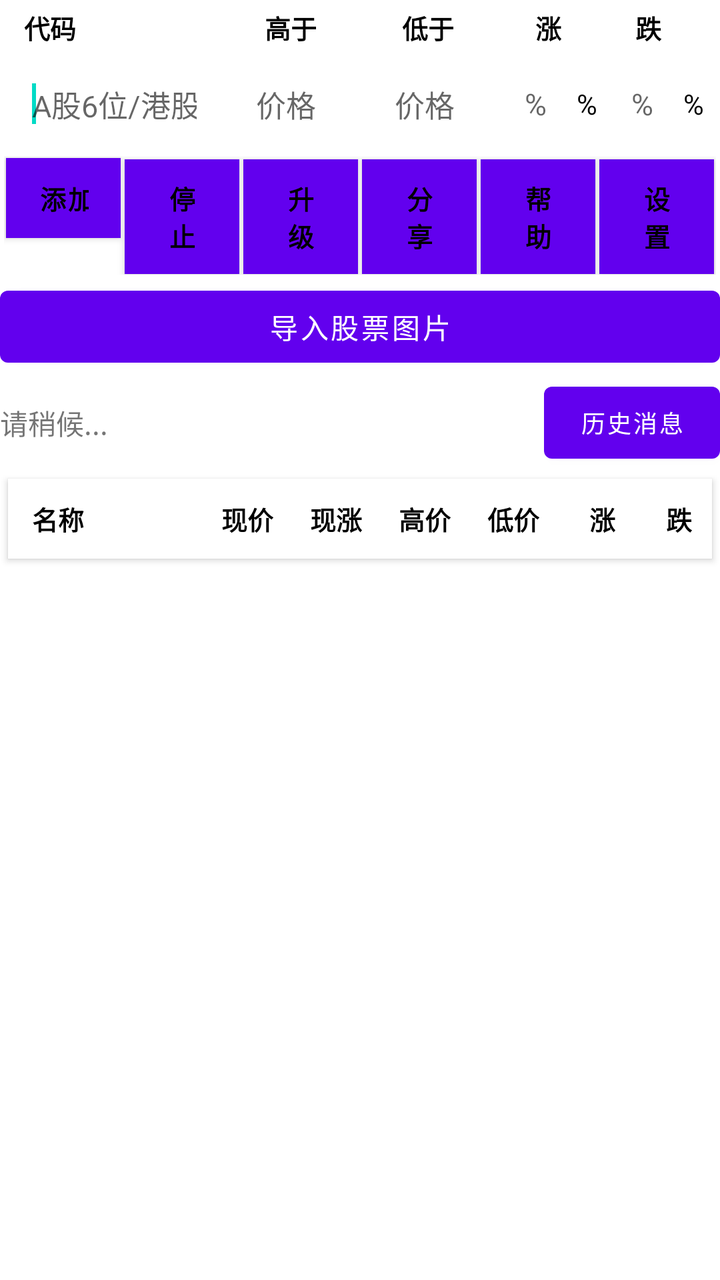
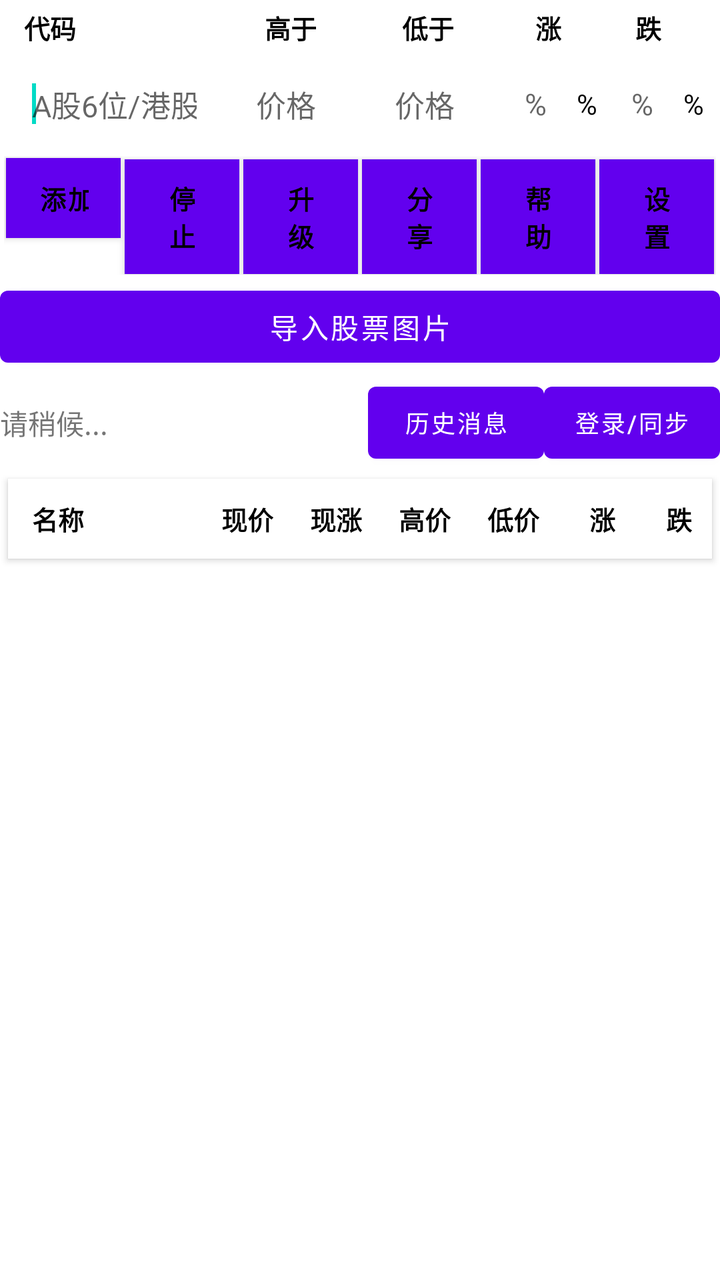

Screens rendered from an Android XML layout before and after an edit, with the pre-edit source and the edit as a unified diff.
<!-- AndroidManifest.xml: fallback theme Theme.MaterialComponents.DayNight.NoActionBar -->
<!-- res/layout/main.xml -->
<?xml version="1.0" encoding="utf-8"?>
<LinearLayout xmlns:android="http://schemas.android.com/apk/res/android"
	android:layout_width="fill_parent"
	android:layout_height="fill_parent"
	android:orientation="vertical"
	android:windowSoftInputMode="stateHidden"
	android:fitsSystemWindows="true">

	<LinearLayout
		android:id="@+id/header_controls_container"
		android:layout_width="fill_parent"
		android:layout_height="wrap_content"
		android:orientation="vertical"
		android:visibility="visible">

		
		<LinearLayout
			android:layout_width="fill_parent"
			android:layout_height="wrap_content"
			android:layout_weight="0"
			android:orientation="horizontal"
			android:paddingTop="4dp"
			android:paddingBottom="2dp"
			android:paddingLeft="8dp"
			android:paddingRight="8dp"
			android:visibility="visible"
			android:minHeight="28dp"
			android:background="#FFFFFF">

			<TextView
				android:layout_width="0dp"
				android:layout_height="wrap_content"
				android:layout_weight="1.2"
				android:text="代码"
				android:textSize="13sp"
				android:textStyle="bold"
				android:textColor="#000000"
				android:gravity="left"
				android:paddingLeft="4dp" />

		<TextView
			android:layout_width="0dp"
			android:layout_height="wrap_content"
			android:layout_weight="0.8"
			android:text="高于"
			android:textSize="13sp"
			android:textStyle="bold"
			android:textColor="#000000"
			android:gravity="center"
			android:paddingLeft="4dp"
			android:paddingRight="4dp" />

		<TextView
			android:layout_width="0dp"
			android:layout_height="wrap_content"
			android:layout_weight="0.8"
			android:text="低于"
			android:textSize="13sp"
			android:textStyle="bold"
			android:textColor="#000000"
			android:gravity="center"
			android:paddingLeft="4dp"
			android:paddingRight="4dp" />

		<TextView
			android:layout_width="0dp"
			android:layout_height="wrap_content"
			android:layout_weight="0.6"
			android:text="涨"
			android:textSize="13sp"
			android:textStyle="bold"
			android:textColor="#000000"
			android:gravity="center"
			android:paddingLeft="4dp"
			android:paddingRight="4dp" />

		<TextView
			android:layout_width="0dp"
			android:layout_height="wrap_content"
			android:layout_weight="0.6"
			android:text="跌"
			android:textSize="13sp"
			android:textStyle="bold"
			android:textColor="#000000"
			android:gravity="center"
			android:paddingRight="4dp" />

		</LinearLayout>

		
		<LinearLayout
			android:layout_width="fill_parent"
			android:layout_height="wrap_content"
			android:layout_weight="0"
			android:orientation="horizontal"
			android:paddingTop="4dp"
			android:paddingBottom="4dp"
			android:paddingLeft="8dp"
			android:paddingRight="8dp"
			android:visibility="visible"
			android:minHeight="44dp"
			android:background="#FFFFFF"
			android:gravity="center_vertical">

		<EditText
			android:id="@+id/edit_stock_code"
			android:layout_width="0dp"
			android:layout_height="wrap_content"
			android:layout_weight="1.2"
			android:ems="6"
			android:imeOptions="actionNone"
			android:inputType="textNoSuggestions"
			android:maxLength="10"
			android:maxLines="1"
			android:minHeight="40dp"
			android:singleLine="true"
			android:textSize="15sp"
			android:textColor="#000000"
			android:background="#FFFFFF"
			android:padding="8dp"
			android:layout_marginRight="4dp"
			android:hint="A股6位/港股00700或hk00700">
			<requestFocus />
		</EditText>

		<EditText
			android:id="@+id/edit_price_h"
			android:layout_width="0dp"
			android:layout_height="wrap_content"
			android:layout_weight="0.8"
			android:ems="6"
			android:inputType="number|numberDecimal"
			android:minHeight="40dp"
			android:textSize="15sp"
			android:textColor="#000000"
			android:background="#FFFFFF"
			android:padding="8dp"
			android:gravity="center"
			android:layout_marginRight="4dp"
			android:hint="价格" />

		<EditText
			android:id="@+id/edit_price_l"
			android:layout_width="0dp"
			android:layout_height="wrap_content"
			android:layout_weight="0.8"
			android:ems="6"
			android:inputType="number|numberDecimal"
			android:minHeight="40dp"
			android:textSize="15sp"
			android:textColor="#000000"
			android:background="#FFFFFF"
			android:padding="8dp"
			android:gravity="center"
			android:layout_marginRight="4dp"
			android:hint="价格" />

		<LinearLayout
			android:layout_width="0dp"
			android:layout_height="wrap_content"
			android:layout_weight="0.6"
			android:orientation="horizontal"
			android:gravity="center"
			android:layout_marginRight="4dp">
			
			<EditText
				android:id="@+id/edit_rise"
				android:layout_width="0dp"
				android:layout_height="wrap_content"
				android:layout_weight="1"
				android:ems="2"
				android:inputType="number"
				android:maxLength="2"
				android:minHeight="40dp"
				android:textSize="15sp"
				android:textColor="#000000"
				android:background="#FFFFFF"
				android:padding="8dp"
				android:gravity="center"
				android:hint="%" />
			
			<TextView
				android:layout_width="wrap_content"
				android:layout_height="wrap_content"
				android:text="%"
				android:textSize="14sp"
				android:textColor="#000000"
				android:gravity="center_vertical"
				android:paddingLeft="2dp" />
		</LinearLayout>

		<LinearLayout
			android:layout_width="0dp"
			android:layout_height="wrap_content"
			android:layout_weight="0.6"
			android:orientation="horizontal"
			android:gravity="center">
			
			<EditText
				android:id="@+id/edit_drop"
				android:layout_width="0dp"
				android:layout_height="wrap_content"
				android:layout_weight="1"
				android:ems="2"
				android:inputType="numberSigned"
				android:maxLength="2"
				android:minHeight="40dp"
				android:textSize="15sp"
				android:textColor="#000000"
				android:background="#FFFFFF"
				android:padding="8dp"
				android:gravity="center"
				android:hint="%" />
			
			<TextView
				android:layout_width="wrap_content"
				android:layout_height="wrap_content"
				android:text="%"
				android:textSize="14sp"
				android:textColor="#000000"
				android:gravity="center_vertical"
				android:paddingLeft="2dp" />
		</LinearLayout>

		</LinearLayout>


		<LinearLayout
			android:layout_width="fill_parent"
			android:layout_height="wrap_content"
			android:layout_weight="0"
			android:orientation="horizontal"
			android:padding="2dp"
			android:visibility="visible">

		<Button
			android:id="@+id/btn_submit"
			android:layout_width="0dp"
			android:layout_height="wrap_content"
			android:layout_weight="1"
			android:minHeight="40dp"
			android:text="添加预警"
			android:textSize="13sp"
			android:textStyle="bold"
			android:singleLine="true"
			android:ellipsize="none"
			android:layout_margin="1dp"
			android:background="#FFFFFF"
			android:textColor="#000000" />

		<Button
			android:id="@+id/btn_stop"
			android:layout_width="0dp"
			android:layout_height="wrap_content"
			android:layout_weight="1"
			android:minHeight="40dp"
			android:text="停止"
			android:textSize="13sp"
			android:textStyle="bold"
			android:layout_margin="1dp"
			android:background="#FFFFFF"
			android:textColor="#000000" />

		<Button
			android:id="@+id/btn_test"
			android:layout_width="0dp"
			android:layout_height="wrap_content"
			android:layout_weight="1"
			android:minHeight="40dp"
			android:text="升级"
			android:textSize="13sp"
			android:textStyle="bold"
			android:layout_margin="1dp"
			android:background="#FFFFFF"
			android:textColor="#000000" />

		<Button
			android:id="@+id/btn_share"
			android:layout_width="0dp"
			android:layout_height="wrap_content"
			android:layout_weight="1"
			android:minHeight="40dp"
			android:text="分享"
			android:textSize="13sp"
			android:textStyle="bold"
			android:layout_margin="1dp"
			android:background="#FFFFFF"
			android:textColor="#000000" />

		<Button
			android:id="@+id/btn_help"
			android:layout_width="0dp"
			android:layout_height="wrap_content"
			android:layout_weight="1"
			android:minHeight="40dp"
			android:text="帮助"
			android:textSize="13sp"
			android:textStyle="bold"
			android:layout_margin="1dp"
			android:background="#FFFFFF"
			android:textColor="#000000" />

		<Button
			android:id="@+id/btn_settings"
			android:layout_width="0dp"
			android:layout_height="wrap_content"
			android:layout_weight="1"
			android:minHeight="40dp"
			android:text="设置"
			android:textSize="13sp"
			android:textStyle="bold"
			android:layout_margin="1dp"
			android:background="#FFFFFF"
			android:textColor="#000000" />

		</LinearLayout>

		<LinearLayout
			android:layout_width="fill_parent"
			android:layout_height="wrap_content"
			android:layout_weight="0"
			android:orientation="horizontal"
			android:visibility="visible">

			<Button
				android:id="@+id/btn_import_image"
				android:layout_width="fill_parent"
				android:layout_height="wrap_content"
				android:layout_weight="1"
				android:text="导入股票图片" />

		</LinearLayout>

	</LinearLayout>

	<LinearLayout
		android:layout_width="fill_parent"
		android:layout_height="0dp"
		android:layout_weight="1"
		android:orientation="vertical">


		<LinearLayout
			android:layout_width="fill_parent"
			android:layout_height="48dp"
			android:orientation="horizontal">

			<TextView
				android:id="@+id/edit_stock_info"
				android:layout_width="0dp"
				android:layout_height="fill_parent"
				android:layout_weight="1"
				android:text="请稍候..."
				android:gravity="center_vertical" />

			<Button
				android:id="@+id/btn_history"
				android:layout_width="wrap_content"
				android:layout_height="fill_parent"
				android:text="历史消息"
				android:textSize="12sp"
				android:gravity="center"
				android:paddingLeft="8dp"
				android:paddingRight="8dp" />

		</LinearLayout>

		
		<LinearLayout
			android:id="@+id/ItemHighTitle"
			android:layout_width="fill_parent"
			android:layout_height="wrap_content"
			android:orientation="horizontal"
			android:minHeight="40dp"
			android:padding="8dp"
			android:paddingTop="10dp"
			android:paddingBottom="10dp"
			android:background="#FFFFFF"
			android:layout_marginLeft="4dp"
			android:layout_marginRight="4dp"
			android:layout_marginTop="4dp"
			android:layout_marginBottom="4dp"
			android:gravity="center_vertical"
			android:elevation="2dp">
			
			
			<TextView
				android:id="@+id/header_sort_name"
				android:layout_width="0dp"
				android:layout_height="wrap_content"
				android:layout_weight="1.2"
				android:text="名称"
				android:textSize="13sp"
				android:textStyle="bold"
				android:textColor="#000000"
				android:singleLine="true"
				android:clickable="true"
				android:focusable="true"
				android:paddingLeft="4dp"
				android:paddingRight="2dp" />
			
			
			<TextView
				android:id="@+id/header_sort_price"
				android:layout_width="0dp"
				android:layout_height="wrap_content"
				android:layout_weight="0.8"
				android:text="现价"
				android:textSize="13sp"
				android:textStyle="bold"
				android:textColor="#000000"
				android:gravity="right"
				android:singleLine="true"
				android:clickable="true"
				android:focusable="true"
				android:paddingLeft="2dp"
				android:paddingRight="2dp" />

			
			<TextView
				android:id="@+id/header_sort_chg"
				android:layout_width="0dp"
				android:layout_height="wrap_content"
				android:layout_weight="0.7"
				android:text="现涨"
				android:textSize="13sp"
				android:textStyle="bold"
				android:textColor="#000000"
				android:gravity="right"
				android:singleLine="true"
				android:clickable="true"
				android:focusable="true"
				android:paddingLeft="2dp"
				android:paddingRight="2dp" />
			
			<TextView
				android:layout_width="0dp"
				android:layout_height="wrap_content"
				android:layout_weight="0.7"
				android:text="高价"
				android:textSize="13sp"
				android:textStyle="bold"
				android:textColor="#000000"
				android:gravity="right"
				android:singleLine="true"
				android:paddingLeft="2dp"
				android:paddingRight="2dp" />
			
			<TextView
				android:layout_width="0dp"
				android:layout_height="wrap_content"
				android:layout_weight="0.7"
				android:text="低价"
				android:textSize="13sp"
				android:textStyle="bold"
				android:textColor="#000000"
				android:gravity="right"
				android:singleLine="true"
				android:paddingLeft="2dp"
				android:paddingRight="2dp" />
			
			<TextView
				android:layout_width="0dp"
				android:layout_height="wrap_content"
				android:layout_weight="0.6"
				android:text="涨"
				android:textSize="13sp"
				android:textStyle="bold"
				android:textColor="#000000"
				android:gravity="right"
				android:singleLine="true"
				android:paddingLeft="2dp"
				android:paddingRight="2dp" />
			
			<TextView
				android:layout_width="0dp"
				android:layout_height="wrap_content"
				android:layout_weight="0.6"
				android:text="跌"
				android:textSize="13sp"
				android:textStyle="bold"
				android:textColor="#000000"
				android:gravity="right"
				android:singleLine="true"
				android:paddingRight="2dp" />
		</LinearLayout>

		<ListView
			android:id="@+id/ListView01"
			android:layout_width="fill_parent"
			android:layout_height="0dp"
			android:layout_weight="1" />

	</LinearLayout>


</LinearLayout>
<!-- resources referenced by this layout -->
<resources>

</resources>

<!-- the commit's change to res/layout/main.xml (unified diff, before → after) -->
@@ -1,4 +1,5 @@
 <?xml version="1.0" encoding="utf-8"?>
+
 <LinearLayout xmlns:android="http://schemas.android.com/apk/res/android"
 	android:layout_width="fill_parent"
 	android:layout_height="fill_parent"
@@ -363,6 +364,16 @@
 				android:paddingLeft="8dp"
 				android:paddingRight="8dp" />
 
+			<Button
+				android:id="@+id/btn_sync"
+				android:layout_width="wrap_content"
+				android:layout_height="fill_parent"
+				android:text="登录/同步"
+				android:textSize="12sp"
+				android:gravity="center"
+				android:paddingLeft="8dp"
+				android:paddingRight="8dp" />
+
 		</LinearLayout>
 
 		
